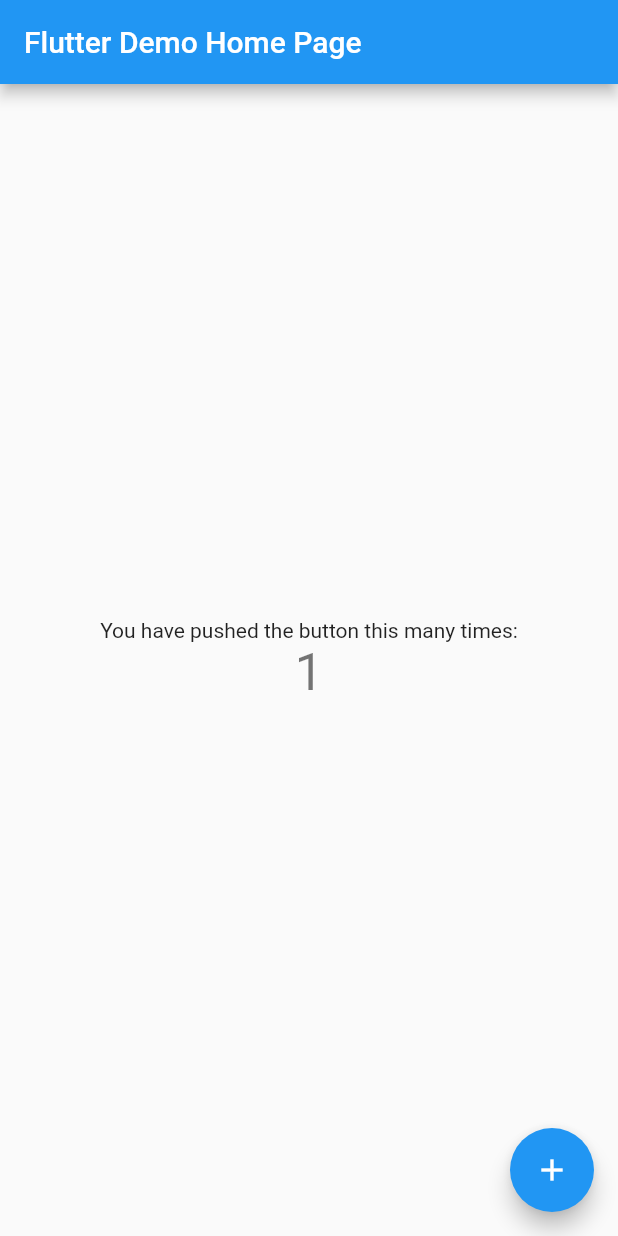
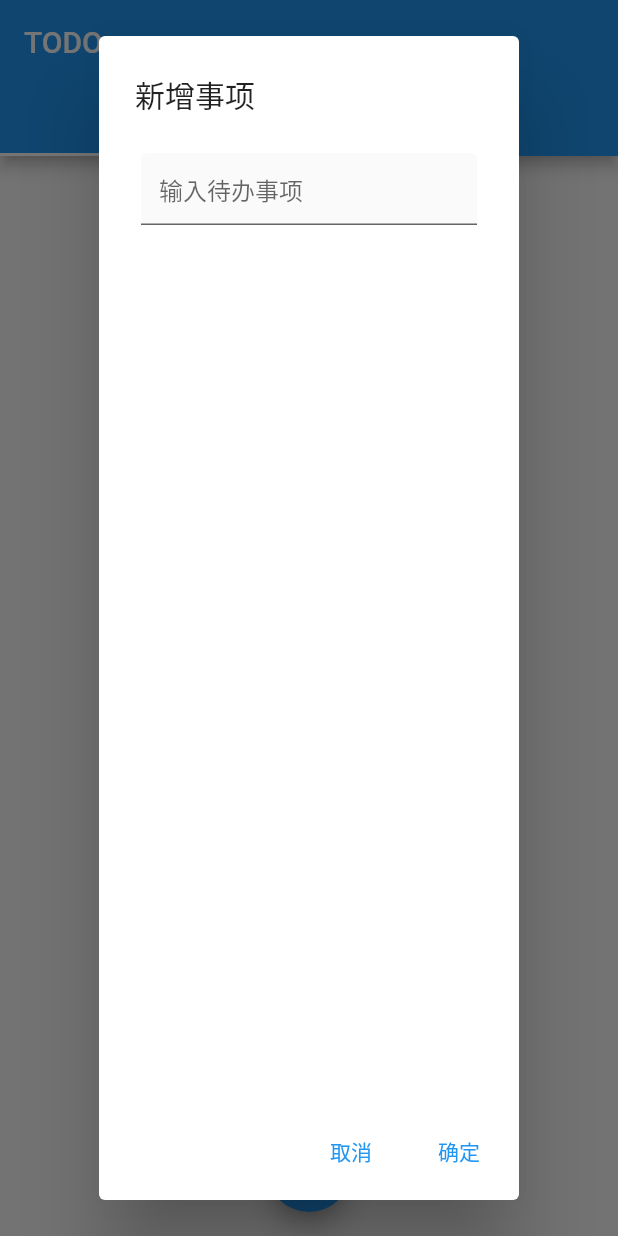
Before and after one commit to amoyiki/flutter-todo, a Flutter app: the screen it shows after launch, after a tap on the "add" icon, on a phone screen of 412 x 824 dp. Run offline on Flutter 3.47's test engine with Material 2 defaults, Android fonts, the phone set to English and light mode, and no system bars.

Commit message:
构建主页面

```diff
--- a/lib/main.dart
+++ b/lib/main.dart
@@ -1,115 +1,105 @@
+import 'package:flutter/cupertino.dart';
 import 'package:flutter/material.dart';
 
 void main() {
-  runApp(const MyApp());
+  runApp(MaterialApp(
+    title: "Todo",
+    debugShowCheckedModeBanner: false,
+    home: MainPage(),
+  ));
 }
 
-class MyApp extends StatelessWidget {
-  const MyApp({Key? key}) : super(key: key);
-
-  // This widget is the root of your application.
+class MainPage extends StatefulWidget {
   @override
-  Widget build(BuildContext context) {
-    return MaterialApp(
-      title: 'Flutter Demo',
-      theme: ThemeData(
-        // This is the theme of your application.
-        //
-        // Try running your application with "flutter run". You'll see the
-        // application has a blue toolbar. Then, without quitting the app, try
-        // changing the primarySwatch below to Colors.green and then invoke
-        // "hot reload" (press "r" in the console where you ran "flutter run",
-        // or simply save your changes to "hot reload" in a Flutter IDE).
-        // Notice that the counter didn't reset back to zero; the application
-        // is not restarted.
-        primarySwatch: Colors.blue,
-      ),
-      home: const MyHomePage(title: 'Flutter Demo Home Page'),
-    );
-  }
+  _MainPageState createState() => _MainPageState();
 }
 
-class MyHomePage extends StatefulWidget {
-  const MyHomePage({Key? key, required this.title}) : super(key: key);
-
-  // This widget is the home page of your application. It is stateful, meaning
-  // that it has a State object (defined below) that contains fields that affect
-  // how it looks.
-
-  // This class is the configuration for the state. It holds the values (in this
-  // case the title) provided by the parent (in this case the App widget) and
-  // used by the build method of the State. Fields in a Widget subclass are
-  // always marked "final".
-
-  final String title;
+class _MainPageState extends State<MainPage>
+    with SingleTickerProviderStateMixin {
+  late TabController _tabController;
 
   @override
-  State<MyHomePage> createState() => _MyHomePageState();
-}
+  void initState() {
+    super.initState();
+    _tabController = TabController(length: 2, vsync: this);
+  }
 
-class _MyHomePageState extends State<MyHomePage> {
-  int _counter = 0;
-
-  void _incrementCounter() {
-    setState(() {
-      // This call to setState tells the Flutter framework that something has
-      // changed in this State, which causes it to rerun the build method below
-      // so that the display can reflect the updated values. If we changed
-      // _counter without calling setState(), then the build method would not be
-      // called again, and so nothing would appear to happen.
-      _counter++;
-    });
+  @override
+  void dispose() {
+    _tabController.dispose();
+    super.dispose();
   }
 
   @override
   Widget build(BuildContext context) {
-    // This method is rerun every time setState is called, for instance as done
-    // by the _incrementCounter method above.
-    //
-    // The Flutter framework has been optimized to make rerunning build methods
-    // fast, so that you can just rebuild anything that needs updating rather
-    // than having to individually change instances of widgets.
     return Scaffold(
       appBar: AppBar(
-        // Here we take the value from the MyHomePage object that was created by
-        // the App.build method, and use it to set our appbar title.
-        title: Text(widget.title),
-      ),
-      body: Center(
-        // Center is a layout widget. It takes a single child and positions it
-        // in the middle of the parent.
-        child: Column(
-          // Column is also a layout widget. It takes a list of children and
-          // arranges them vertically. By default, it sizes itself to fit its
-          // children horizontally, and tries to be as tall as its parent.
-          //
-          // Invoke "debug painting" (press "p" in the console, choose the
-          // "Toggle Debug Paint" action from the Flutter Inspector in Android
-          // Studio, or the "Toggle Debug Paint" command in Visual Studio Code)
-          // to see the wireframe for each widget.
-          //
-          // Column has various properties to control how it sizes itself and
-          // how it positions its children. Here we use mainAxisAlignment to
-          // center the children vertically; the main axis here is the vertical
-          // axis because Columns are vertical (the cross axis would be
-          // horizontal).
-          mainAxisAlignment: MainAxisAlignment.center,
-          children: <Widget>[
-            const Text(
-              'You have pushed the button this many times:',
-            ),
-            Text(
-              '$_counter',
-              style: Theme.of(context).textTheme.headline4,
-            ),
+        title: Text("TODO"),
+        bottom: TabBar(
+          tabs: <Widget>[
+            Tab(text: "未完成"),
+            Tab(text: "已完成"),
           ],
+          controller: _tabController,
         ),
       ),
       floatingActionButton: FloatingActionButton(
-        onPressed: _incrementCounter,
-        tooltip: 'Increment',
-        child: const Icon(Icons.add),
-      ), // This trailing comma makes auto-formatting nicer for build methods.
+        child: Icon(
+          Icons.add,
+          color: Colors.white,
+          size: 40,
+        ),
+        onPressed: () {
+          showDialog(
+              context: context,
+              builder: (context) {
+                return AlertDialog(
+                  title: Text('新增事项'),
+                  content: Card(
+                    elevation: 0.0,
+                    child: Column(
+                      children: <Widget>[
+                        TextField(
+                          decoration: InputDecoration(
+                            hintText: '输入待办事项',
+                            filled: true,
+                            fillColor: Colors.grey.shade50,
+                          ),
+                        ),
+                      ],
+                    ),
+                  ),
+                  actions: <Widget>[
+                    TextButton(
+                      child: Text('取消'),
+                      onPressed: (){
+                        Navigator.pop(context);
+                      },
+                    ),
+                    TextButton(
+                      child: Text('确定'),
+                      onPressed: (){
+                        Navigator.pop(context);
+                      },
+                    ),
+                  ],
+                );
+              });
+        },
+        backgroundColor: Colors.blue,
+      ),
+      floatingActionButtonLocation: FloatingActionButtonLocation.centerFloat,
+      body: TabBarView(
+        controller: _tabController,
+        children: <Widget>[
+          Center(
+            child: Text("这是未完成列表"),
+          ),
+          Center(
+            child: Text("这是已完成列表"),
+          ),
+        ],
+      ),
     );
   }
 }
```
Also changed, not shown: lib/main2.dart (added, +261 -0 lines), 1 other file.
